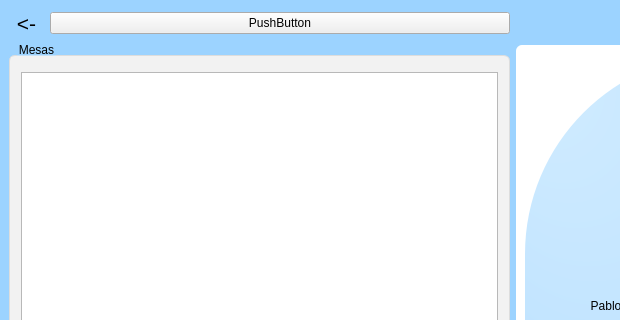
Old version of the form Vistas/Mesas.ui in the repository HugoRomeroMorales/Gestor-de-eventos; both pictures show x 0 to 620 and y 0 to 320 of the 1026 by 710 pixel window.
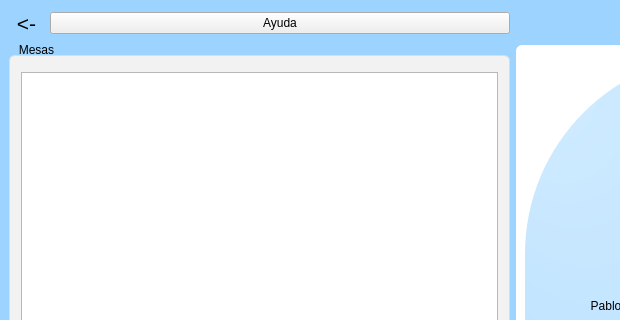
New version of the form. Icons and pictures are not drawn.

```diff
--- a/Vistas/Mesas.ui
+++ b/Vistas/Mesas.ui
@@ -40,7 +40,7 @@
                                         <item>
                                             <widget class="QPushButton" name="pushButton">
                                                 <property name="text">
-                                                    <string>PushButton</string>
+             <string>Ayuda</string>
                                                 </property>
                                             </widget>
                                         </item>
```
Lines whose indentation alone changed are shown as unchanged.
